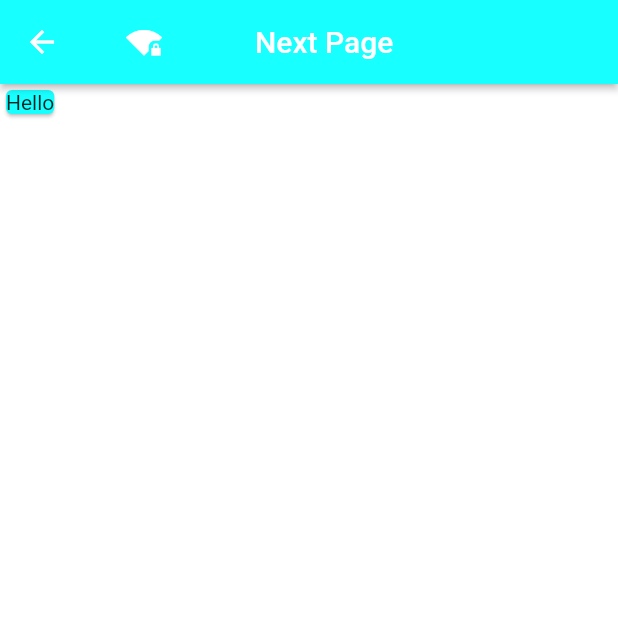
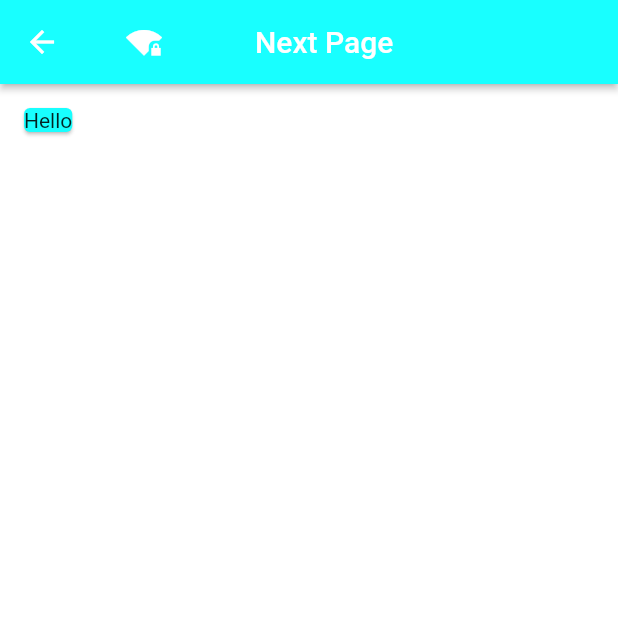
Before and after one commit to Aquarius-blake/level3, a Flutter app: the nextpage screen opened by its route, on a phone screen of 412 x 824 dp, the top half of it. Run offline on Flutter 3.47's test engine with Material 2 defaults, Android fonts, the phone set to English and light mode, and no system bars.

Commit message:
second state

```diff
--- a/lib/pages/next.dart
+++ b/lib/pages/next.dart
@@ -62,6 +62,7 @@ class _nextpageState extends State<nextpage> {
       body: Column(
         children: <Widget>[
 Card(
+  margin: EdgeInsets.fromLTRB(16.0, 16.0,16.0, 0),
   color: Colors.cyanAccent,
   child: Text("Hello"),
 )
```
